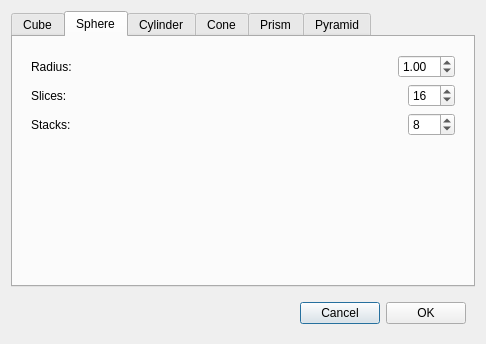
First picture: the form in src/ACreateDialog.ui, repository Ovilia/April, before the edit.
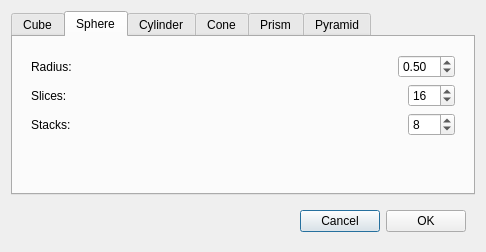
Second picture: the form after the edit. The open tabs and pages were chosen to show the change.

Patch:
```diff
--- a/src/ACreateDialog.ui
+++ b/src/ACreateDialog.ui
@@ -7,9 +7,15 @@
     <x>0</x>
     <y>0</y>
     <width>486</width>
-    <height>344</height>
+    <height>252</height>
    </rect>
   </property>
+  <property name="sizePolicy">
+   <sizepolicy hsizetype="Minimum" vsizetype="Minimum">
+    <horstretch>0</horstretch>
+    <verstretch>0</verstretch>
+   </sizepolicy>
+  </property>
   <property name="windowTitle">
    <string>Dialog</string>
   </property>
@@ -211,7 +217,7 @@
              <double>10.000000000000000</double>
             </property>
             <property name="value">
-             <double>1.000000000000000</double>
+             <double>0.500000000000000</double>
             </property>
            </widget>
           </item>
```
Left out of the diff: 4 changed lines with no effect on the pictures.
